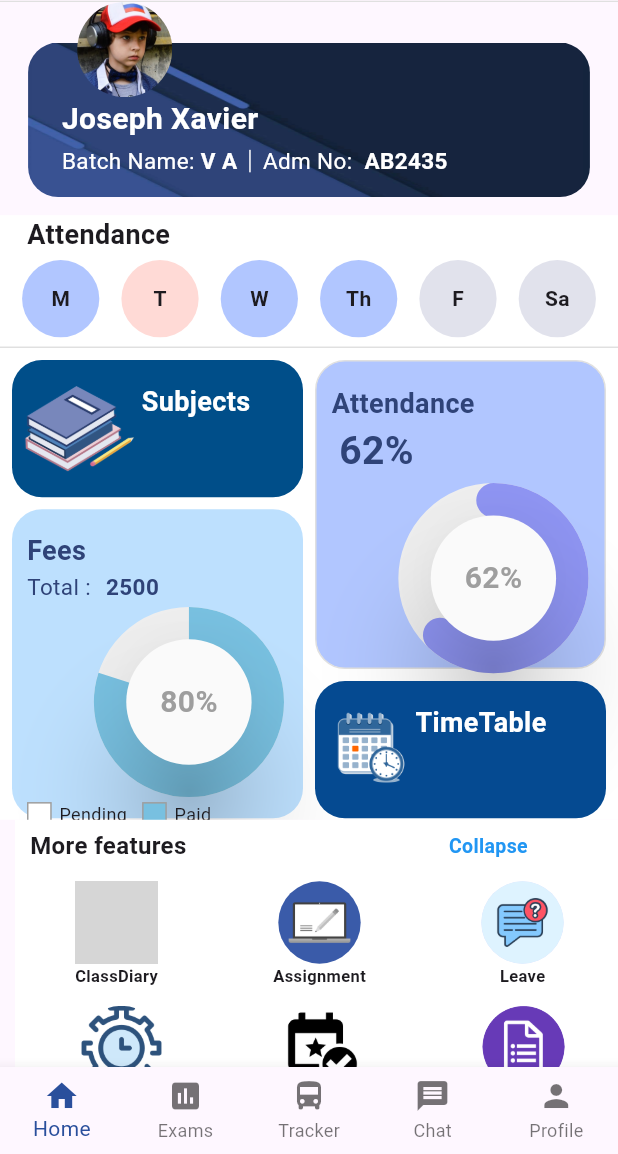
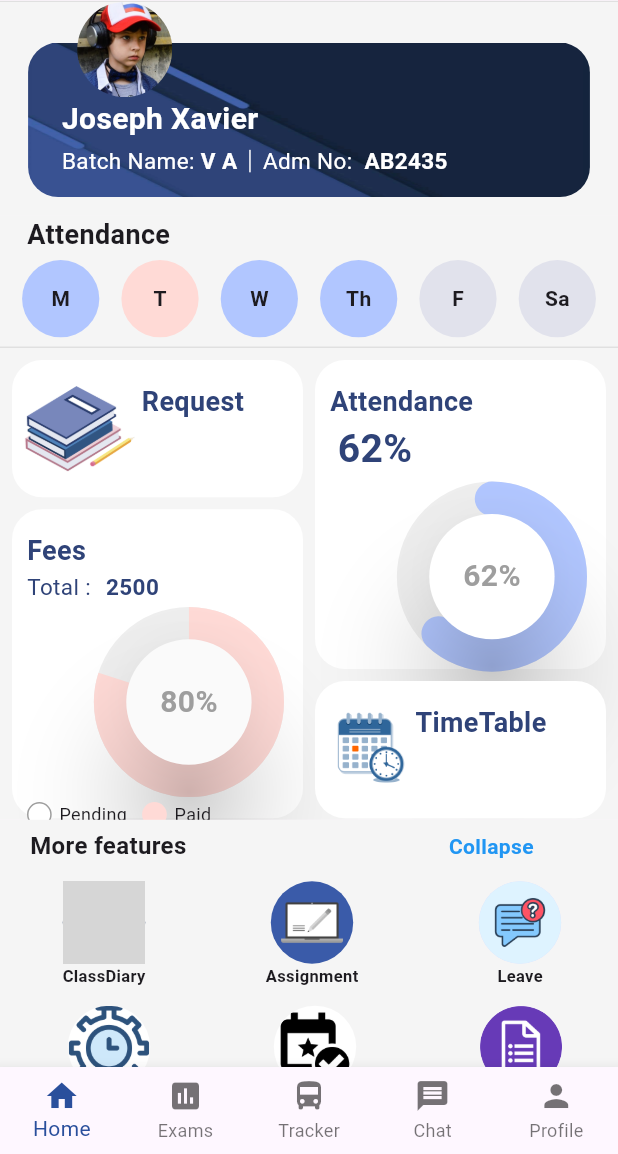
Before and after one commit to BinulalVL/smart_campus_model, a Flutter app: the screen it shows after launch, after a tap on "View All", on a phone screen of 412 x 824 dp, the part 82-1236 px from its top. Run offline on Flutter 3.47's test engine with Material 3 defaults, Android fonts, the phone set to English and light mode, and no system bars; drawn by our look-alikes of percent_indicator; grey boxes are pictures that could not be loaded.

Commit message:
02-03-24

```diff
--- a/lib/HomePage.dart
+++ b/lib/HomePage.dart
@@ -1,6 +1,7 @@
 import 'package:flutter/material.dart';
 import 'package:flutter/cupertino.dart';
 import 'package:percent_indicator/circular_percent_indicator.dart';
+import 'package:project_class/Themes/theme_data.dart';
 import 'package:project_class/widget/circle_container.dart';
 
 class HomePage extends StatefulWidget {
@@ -12,8 +13,18 @@ class HomePage extends StatefulWidget {
 
 class _HomePageState extends State<HomePage> {
   int _selectedIndex = 0;
+  final theme themedata=new theme();
 
   bool isExpanded = false;
+  ScrollController _scrollController = ScrollController();
+
+  void scrollToBottom() {
+    _scrollController.animateTo(
+        _scrollController.position.maxScrollExtent,
+      duration: Duration(milliseconds: 500),
+      curve: Curves.easeOut,
+    );
+  }
 
   void toggleExpansion() {
     setState(() {
@@ -69,7 +80,7 @@ class _HomePageState extends State<HomePage> {
         children: [
           Container(
             height: height / 5.8,
-            //     color: Colors.yellow,
+               color:themedata.bgcolor,
             child: Stack(
               children: [
                 Align(
@@ -166,12 +177,14 @@ class _HomePageState extends State<HomePage> {
           ),
           Expanded(
               child: Container(
-            child: ListView(children: [
+            child: ListView(
+              controller:_scrollController,
+                children: [
               Container(
                 height: height / 9.3,
-                // color: Colors.green,
+                //color: Colors.green,
                 decoration: BoxDecoration(
-                    color: Colors.white,
+                    color: themedata.bgcolor,
                     border: Border(
                         bottom:
                             BorderSide(width: 1, color: Colors.grey[300]!))),
@@ -217,7 +230,7 @@ class _HomePageState extends State<HomePage> {
               ),
               Container(
                 height: height / 2.62,
-                color: Colors.white,
+                color: themedata.bgcolor,
                 child: Row(
                   children: [
                     Container(
@@ -234,7 +247,7 @@ class _HomePageState extends State<HomePage> {
                               decoration: BoxDecoration(
                                   borderRadius:
                                       BorderRadius.all(Radius.circular(20)),
-                                  color: Color(0xff004e89) //Color(0xFFeac5d8),
+                                  color: themedata.primaryContainerColor //Color(0xFFeac5d8),
                                   ),
                               child: Row(
                                 children: [
@@ -257,9 +270,9 @@ class _HomePageState extends State<HomePage> {
                                           padding:
                                               const EdgeInsets.only(top: 15.0),
                                           child: Text(
-                                            'Subjects',
+                                            'Request',
                                             style: TextStyle(
-                                                color: Colors.white,
+                                                color:  Color(0xff2F4378),
                                                 fontSize: 18,
                                                 fontWeight: FontWeight.bold),
                                           ),
@@ -278,7 +291,7 @@ class _HomePageState extends State<HomePage> {
                                 decoration: BoxDecoration(
                                   borderRadius:
                                       BorderRadius.all(Radius.circular(20)),
-                                  color: Color(0xFFbde0fe),
+                                  color:themedata.primaryContainerColor//Color(0xFFbde0fe),
                                 ),
                                 child: Column(
                                   crossAxisAlignment: CrossAxisAlignment.start,
@@ -358,8 +371,7 @@ class _HomePageState extends State<HomePage> {
                                               circularStrokeCap:
                                                   CircularStrokeCap
                                                       .butt, // round the corners
-                                              progressColor: Color(
-                                                  0xFF78c0e0), // color of the progress bar
+                                              progressColor:  Color(0xffffdad6), // color of the progress bar
                                               backgroundColor: Colors.grey
                                                   .shade200, // color of the background
                                             ),
@@ -378,7 +390,8 @@ class _HomePageState extends State<HomePage> {
                                             decoration: BoxDecoration(
                                                 color: Colors.white,
                                                 border: Border.all(
-                                                    color: Colors.grey)),
+                                                    color: Colors.grey),
+                                            borderRadius: BorderRadius.circular(100)),
                                           ),
                                         ),
                                         Text(
@@ -392,9 +405,8 @@ class _HomePageState extends State<HomePage> {
                                             height: height / 50,
                                             width: height / 50,
                                             decoration: BoxDecoration(
-                                                color: Color(0xFF78c0e0),
-                                                border: Border.all(
-                                                    color: Colors.grey)),
+                                                color:  Color(0xffffdad6),
+                                               borderRadius: BorderRadius.circular(100)),
                                           ),
                                         ),
                                         Text(
@@ -421,10 +433,10 @@ class _HomePageState extends State<HomePage> {
                                 width: width / 1.6,
                                 height: height / 4,
                                 decoration: BoxDecoration(
-                                  border: Border.all(color: Colors.grey[300]!),
+                              //    border: Border.all(color: Colors.grey[300]!),
                                   borderRadius:
                                       BorderRadius.all(Radius.circular(20)),
-                                  color: Color(0xFFb1c6ff),
+                                  color: themedata.primaryContainerColor,//Color(0xFFb1c6ff),
                                 ),
                                 child: Column(
                                   crossAxisAlignment: CrossAxisAlignment.start,
@@ -472,7 +484,7 @@ class _HomePageState extends State<HomePage> {
                                                 child: Card(
                                                   shape: CircleBorder(),
                                                   elevation: 30,
-                                                  color: Colors.grey.shade50,
+                                                  color: Colors.white,
                                                   child: Center(
                                                     child: Text(
                                                       "62%", // text in the center of the chart
@@ -488,10 +500,8 @@ class _HomePageState extends State<HomePage> {
                                               ),
                                               circularStrokeCap: CircularStrokeCap
                                                   .round, // round the corners
-                                              progressColor: Color(
-                                                  0xFF8e94f2), // color of the progress bar
-                                              backgroundColor: Colors.grey
-                                                  .shade200, // color of the background
+                                              progressColor:  Color(0xffb1c6ff), // color of the progress bar
+                                              backgroundColor: Colors.grey.shade200, // color of the background
                                             ),
                                           ),
                                         ),
@@ -509,7 +519,7 @@ class _HomePageState extends State<HomePage> {
                                 decoration: BoxDecoration(
                                   borderRadius:
                                       BorderRadius.all(Radius.circular(20)),
-                                  color:Color(0xff054a91)// Color(0xFF023e7d),
+                                  color:themedata.primaryContainerColor// Color(0xFF023e7d),
                                 ),
                                 child: Row(
                                   crossAxisAlignment: CrossAxisAlignment.start,
@@ -534,7 +544,7 @@ class _HomePageState extends State<HomePage> {
                                         style: TextStyle(
                                             fontWeight: FontWeight.bold,
                                             fontSize: 18,
-                                            color: Colors.white),
+                                            color:  Color(0xff2F4378)),
                                       ),
                                     )
                                   ],
@@ -548,11 +558,11 @@ class _HomePageState extends State<HomePage> {
               ),
               if (isExpanded) ...[
                 Padding(
-                  padding: const EdgeInsets.only(left: 10.0, bottom: 2),
+                  padding: const EdgeInsets.only(),
                   child: Container(
                     height: height / 4,
                     decoration: BoxDecoration(
-                      color: Colors.white,
+                      color: themedata.bgcolor,
                     ),
                     child: Column(
                       crossAxisAlignment: CrossAxisAlignment.start,
@@ -563,7 +573,7 @@ class _HomePageState extends State<HomePage> {
                               padding:
                                   const EdgeInsets.only(left: 10.0, bottom: 2),
                               child: Padding(
-                                padding: const EdgeInsets.only(top: 6.0),
+                                padding: const EdgeInsets.only(top: 6.0,left: 10),
                                 child: Text(
                                   'More features',
                                   style: TextStyle(
@@ -588,7 +598,7 @@ class _HomePageState extends State<HomePage> {
                                     isExpanded ? 'Collapse' : 'View All',
                                     style: TextStyle(
                                         fontWeight: FontWeight.bold,
-                                        fontSize: 13,
+                                        fontSize: 14,
                                         color: Colors.blue),
                                   ),
                                 ),
@@ -817,11 +827,11 @@ class _HomePageState extends State<HomePage> {
                 ),
               ] else ...[
                 Padding(
-                  padding: const EdgeInsets.only(left: 10.0, bottom: 2),
+                  padding: const EdgeInsets.only(),
                   child: Container(
                     height: height / 6.8,
                     decoration: BoxDecoration(
-                      color: Colors.white,
+                      color:themedata.bgcolor,
                     ),
                     child: Column(
                       crossAxisAlignment: CrossAxisAlignment.start,
@@ -832,7 +842,7 @@ class _HomePageState extends State<HomePage> {
                               padding:
                                   const EdgeInsets.only(left: 10.0, bottom: 2),
                               child: Padding(
-                                padding: const EdgeInsets.only(top: 6.0),
+                                padding: const EdgeInsets.only(top: 6.0,left: 10),
                                 child: Text(
                                   'More features',
                                   style: TextStyle(
@@ -842,7 +852,7 @@ class _HomePageState extends State<HomePage> {
                               ),
                             ),
                             SizedBox(
-                              width: width / 2.8,
+                              width: width / 2.4,
                             ),
                             Padding(
                               padding:
@@ -852,12 +862,20 @@ class _HomePageState extends State<HomePage> {
                                 child: InkWell(
                                   onTap: () {
                                     toggleExpansion();
+
+                                    Future.delayed(const Duration(milliseconds: 50), () {
+                                      setState(() {
+                                        scrollToBottom();
+                                        // Here you can write your code for open new view
+                                      });
+                                    });
+
                                   },
                                   child: Text(
                                     isExpanded ? 'Collapse' : 'View All',
                                     style: TextStyle(
                                         fontWeight: FontWeight.bold,
-                                        fontSize: 13,
+                                        fontSize: 14,
                                         color: Colors.blue),
                                   ),
                                 ),
--- /dev/null
+++ b/lib/Themes/theme_data.dart
@@ -0,0 +1,7 @@
+import 'package:flutter/material.dart';
+
+class theme{
+  final bgcolor=Colors.grey[100];//Color(0xffd6d6d6);
+  final primaryContainerColor=Colors.white;
+
+}
--- a/lib/main.dart
+++ b/lib/main.dart
@@ -17,7 +17,8 @@ class MyApp extends StatelessWidget {
     // ));
     return MaterialApp(
       debugShowCheckedModeBanner: false,
-      home: HomePage(),
+      home: HomePage(
+      ),
     );
   }
 }
--- a/lib/widget/circle_container.dart
+++ b/lib/widget/circle_container.dart
@@ -1,4 +1,5 @@
 import 'package:flutter/material.dart';
+import 'package:project_class/Themes/theme_data.dart';
 
 class CircularContainer extends StatelessWidget {
    CircularContainer({super.key,required this.color,required this.text});
```
